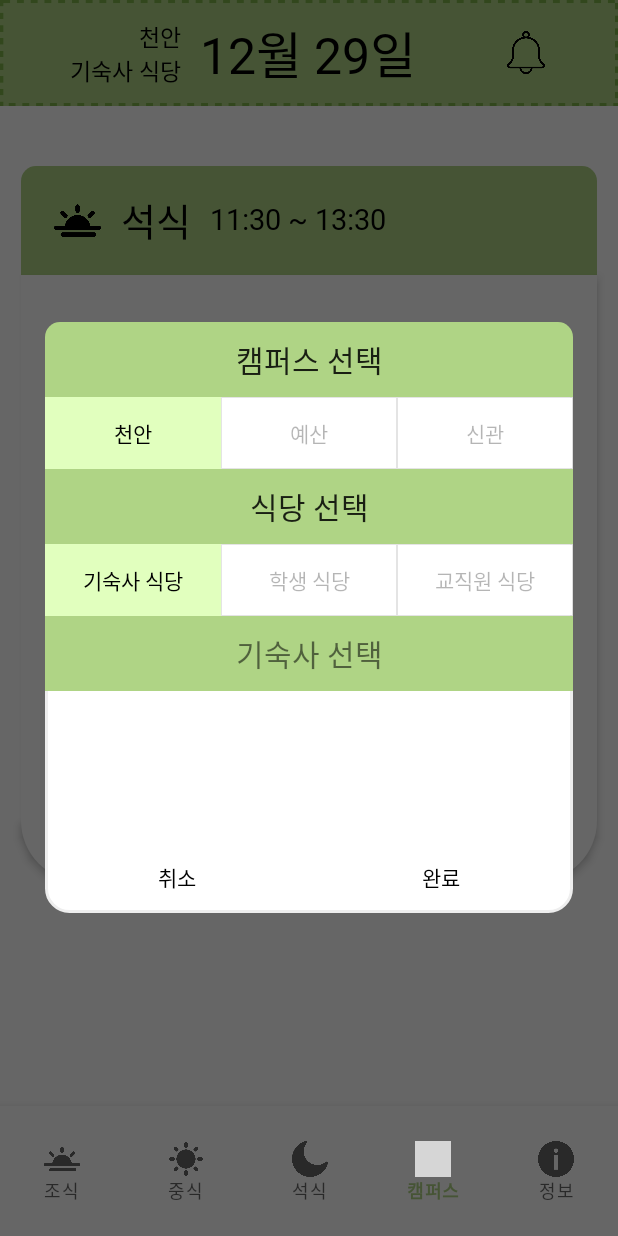
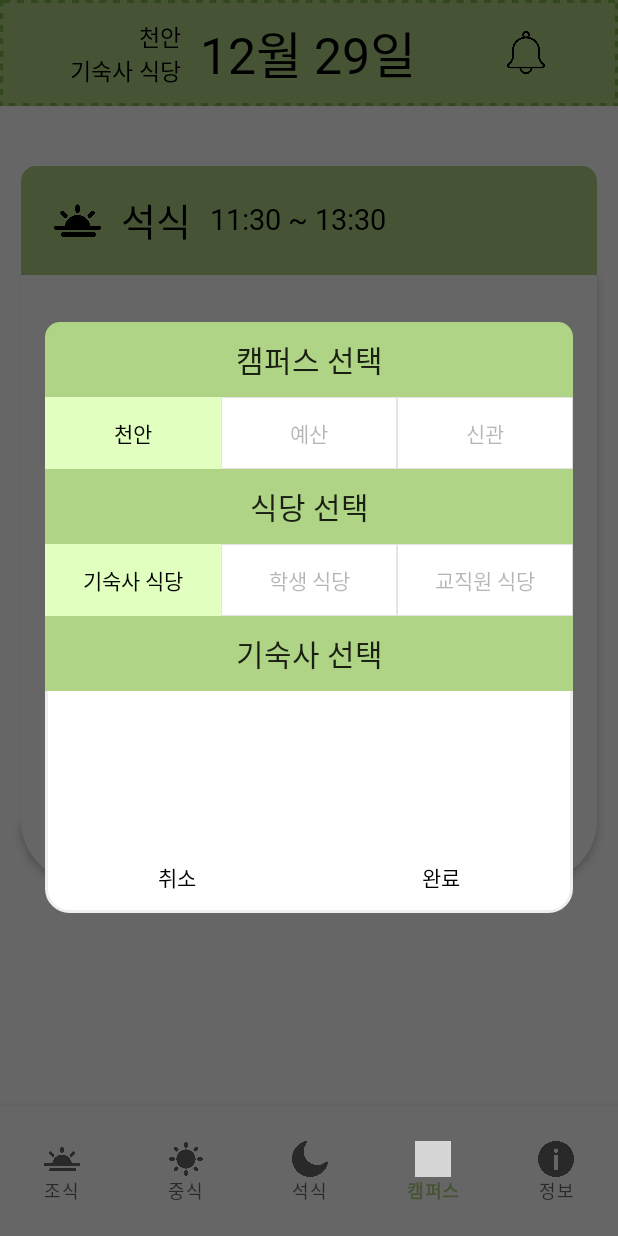
Before and after one commit to whdms2008/todays_meal, an Android app: the screen it shows after launch (MainActivity), item 4 of the bottom bar chosen, on a phone screen of 412 x 824 dp. Run offline under Robolectric (Android 15) with nearby library versions, the light colour scheme and no system bars; Roboto replaces fonts that are not available here; grey boxes are pictures that could not be loaded.

Commit message:
기숙사 선택 글자 색 변경 회색 -> 검정

```diff
--- a/app/src/main/res/layout/popup.xml
+++ b/app/src/main/res/layout/popup.xml
@@ -145,6 +145,7 @@
 
     <TextView
         android:id="@+id/food_rooms_show"
+        android:textColor="#DA000000"
         android:fontFamily="@font/scd6"
         android:visibility="gone"
         android:layout_width="match_parent"
```
